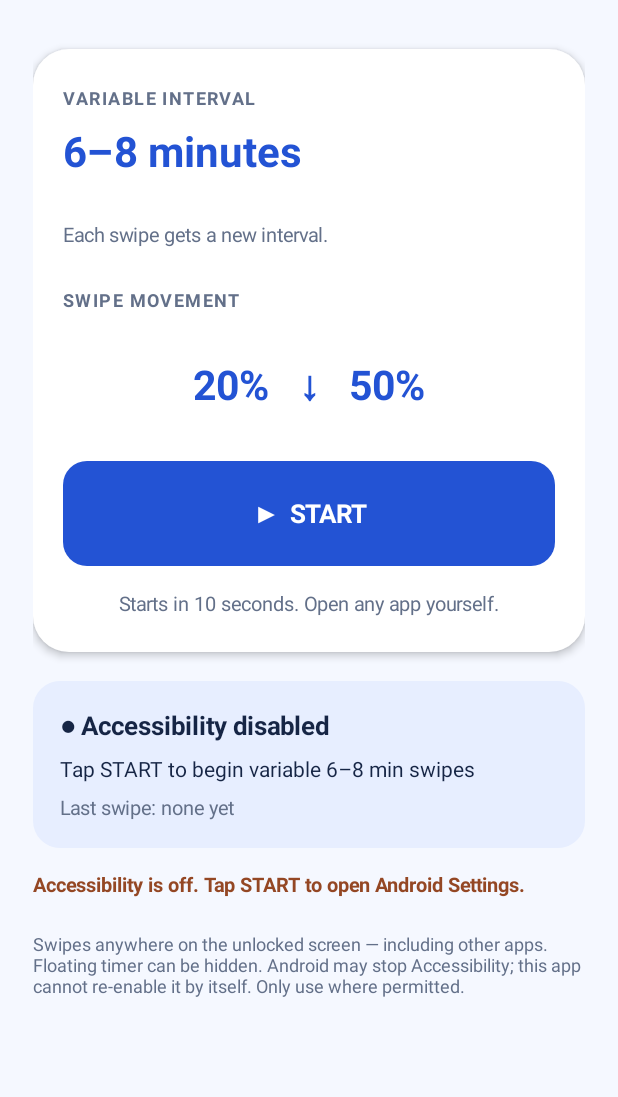
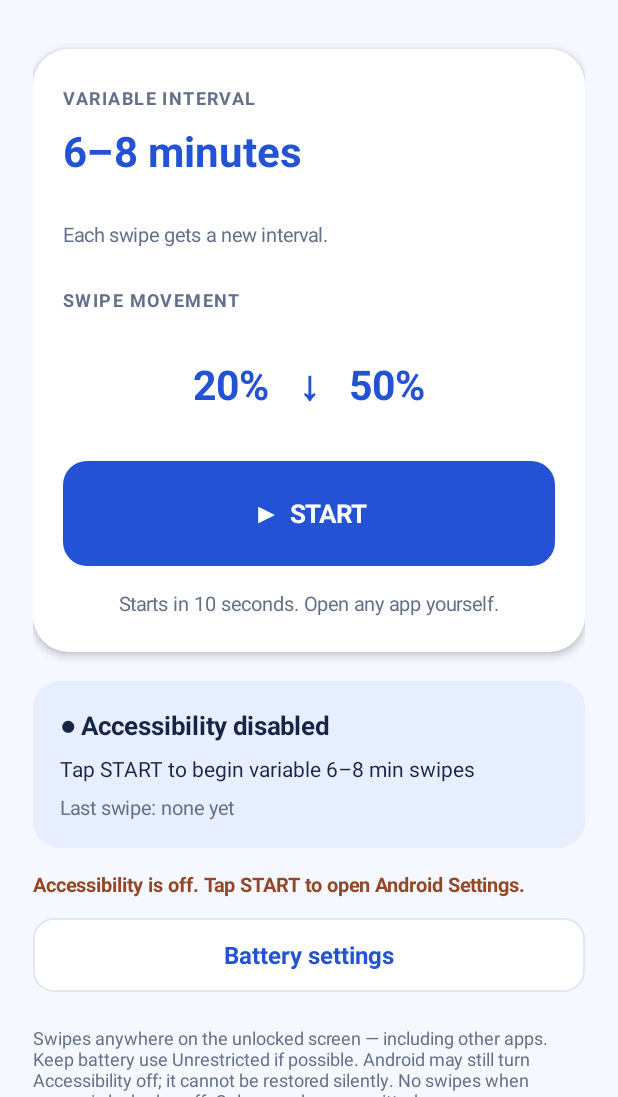
Before and after one commit to holyprof1/holyprof1, an Android app: the screen it shows after launch (MainActivity), on a phone screen of 412 x 824 dp, the part 139-1236 px from its top. Run offline under Robolectric (Android 15) with nearby library versions, the phone set to English and light mode, and no system bars.

Commit message:
Improve Accessibility reconnect visibility and battery settings shortcut

```diff
--- a/swipe-refresh-android/app/build.gradle
+++ b/swipe-refresh-android/app/build.gradle
@@ -6,8 +6,8 @@ android {
         applicationId 'com.simpletools.swiperefresh'
         minSdk 26
         targetSdk 34
-        versionCode 5
-        versionName '1.4'
+        versionCode 6
+        versionName '1.5'
     }
     compileOptions {
         sourceCompatibility JavaVersion.VERSION_17
--- a/swipe-refresh-android/app/src/main/java/com/simpletools/swiperefresh/MainActivity.java
+++ b/swipe-refresh-android/app/src/main/java/com/simpletools/swiperefresh/MainActivity.java
@@ -7,6 +7,7 @@ import android.content.res.ColorStateList;
 import android.graphics.Color;
 import android.graphics.Typeface;
 import android.graphics.drawable.GradientDrawable;
+import android.net.Uri;
 import android.os.Bundle;
 import android.os.Handler;
 import android.os.Looper;
@@ -151,7 +152,20 @@ public class MainActivity extends Activity {
         permissionHint.setPadding(0, dp(15), 0, 0);
         page.addView(permissionHint);
 
-        TextView foot = text("Swipes anywhere on the unlocked screen — including other apps. Floating timer can be hidden. Android may stop Accessibility; this app cannot re-enable it by itself. Only use where permitted.", 12, MUTED, false);
+        Button batterySettings = choiceButton("Battery settings");
+        batterySettings.setTextColor(BLUE);
+        batterySettings.setBackground(rounded(Color.WHITE, 13, Color.rgb(224, 230, 242)));
+        LinearLayout.LayoutParams batteryParams = new LinearLayout.LayoutParams(-1, dp(49));
+        batteryParams.topMargin = dp(13);
+        page.addView(batterySettings, batteryParams);
+        batterySettings.setOnClickListener(v -> {
+            Toast.makeText(this, "If available, set Swipe Refresh battery use to Unrestricted.", Toast.LENGTH_LONG).show();
+            Intent appInfo = new Intent(Settings.ACTION_APPLICATION_DETAILS_SETTINGS,
+                Uri.parse("package:" + getPackageName()));
+            startActivity(appInfo);
+        });
+
+        TextView foot = text("Swipes anywhere on the unlocked screen — including other apps. Keep battery use Unrestricted if possible. Android may still turn Accessibility off; it cannot be restored silently. No swipes when screen is locked or off. Only use where permitted.", 12, MUTED, false);
         LinearLayout.LayoutParams fp = new LinearLayout.LayoutParams(-1, -2);
         fp.topMargin = dp(22);
         page.addView(foot, fp);
@@ -206,16 +220,20 @@ public class MainActivity extends Activity {
         boolean running = SwipePreferences.running(this);
         action.setText(running ? "■  STOP" : "▶  START");
         action.setBackground(rounded(running ? NAVY : BLUE, 16, 0));
-        status.setText(!enabled ? "● Accessibility disabled" : running ? "● Running" : "● Ready to start");
+        status.setText(!enabled ? "● Accessibility disabled" :
+            !SwipeAccessibilityService.isReady() ? "● Accessibility reconnecting" :
+            running ? "● Running" : "● Ready to start");
         permissionHint.setVisibility(enabled ? View.GONE : View.VISIBLE);
         boolean hidden = SwipePreferences.get(this).getBoolean(SwipePreferences.KEY_OVERLAY_HIDDEN, false);
         showTimerButton.setVisibility(running && hidden ? View.VISIBLE : View.GONE);
         long nextAt = SwipePreferences.get(this).getLong(SwipePreferences.KEY_NEXT_DUE_MS, 0L);
         if (running && nextAt > 0L) {
             long remaining = Math.max(0L, (nextAt - System.currentTimeMillis() + 999L) / 1000L);
-            countdown.setText(String.format(Locale.getDefault(),
-                "Next swipe in %02d:%02d  ·  Variable 6–8 min",
-                remaining / 60L, remaining % 60L));
+            countdown.setText(!SwipeAccessibilityService.isReady() ?
+                "Waiting for Android to reconnect the service" :
+                String.format(Locale.getDefault(),
+                    "Next swipe in %02d:%02d  ·  Variable 6–8 min",
+                    remaining / 60L, remaining % 60L));
         } else {
             countdown.setText(running ? "Preparing first swipe…" : "Tap START to begin variable 6–8 min swipes");
         }
```
Also changed, not shown: 1 other file.
